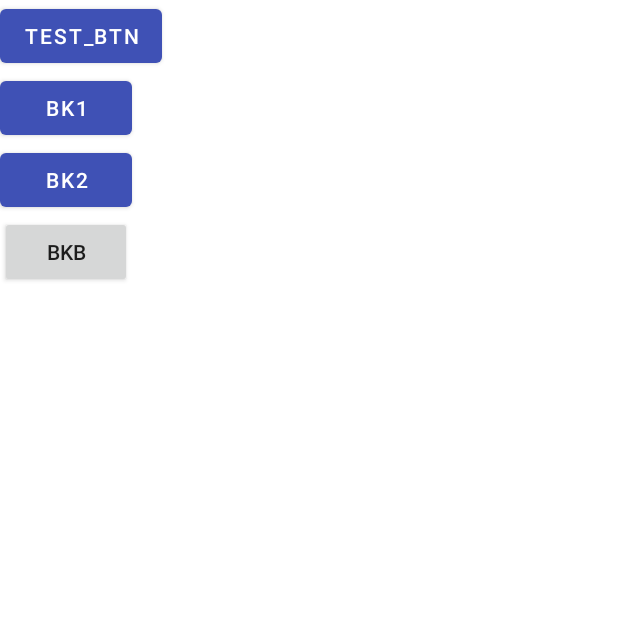
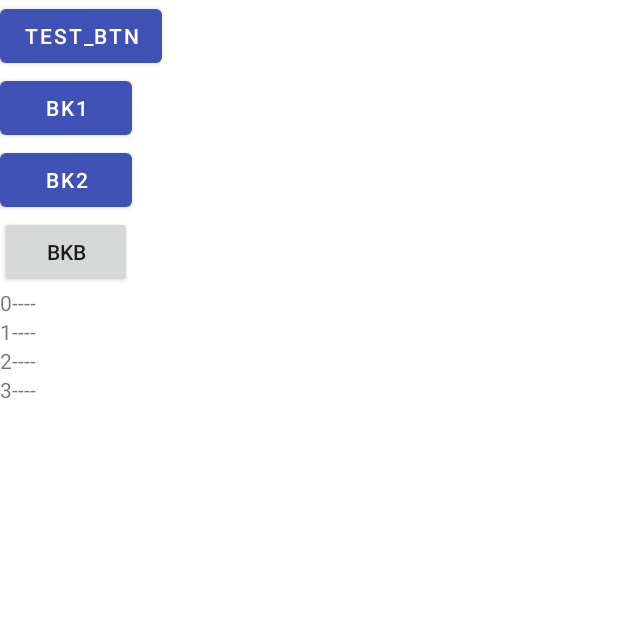
Before and after one commit to damengzai/android_test, an Android app: the ButterKnifeActivity screen opened directly, with no data from a screen before it, on a phone screen of 412 x 824 dp, the top half of it. Run offline under Robolectric (Android 15) with nearby library versions, the light colour scheme and no system bars; our stand-ins replace ButterKnife.

Commit message:
scrollview

```diff
--- a/MyApplication/app/src/main/java/com/example/ma/testapp/ButterKnifeActivity.java
+++ b/MyApplication/app/src/main/java/com/example/ma/testapp/ButterKnifeActivity.java
@@ -1,9 +1,18 @@
 package com.example.ma.testapp;
 
 import android.os.Bundle;
+import android.support.annotation.NonNull;
 import android.support.annotation.Nullable;
 import android.support.v7.app.AppCompatActivity;
+import android.support.v7.widget.LinearLayoutManager;
+import android.support.v7.widget.RecyclerView;
+import android.util.Log;
+import android.view.LayoutInflater;
+import android.view.View;
+import android.view.ViewGroup;
 import android.widget.Button;
+import android.widget.LinearLayout;
+import android.widget.TextView;
 import android.widget.Toast;
 
 import java.util.List;
@@ -23,8 +32,14 @@ public class ButterKnifeActivity extends AppCompatActivity {
     @BindView(R.id.btn_butterknife_toast)
     Button button;
 
+    @BindView(R.id.bkb_butterknife)
+    ButterKnifeButton bkb;
+
     @BindViews({R.id.btn_bk_1, R.id.btn_bk_2})
     List<Button> buttonList;
+
+    @BindView(R.id.rv)
+    RecyclerView rv;
 
     @BindString(R.string.fav)
     String fav;
@@ -33,7 +48,10 @@ public class ButterKnifeActivity extends AppCompatActivity {
         super.onCreate(savedInstanceState);
         setContentView(R.layout.activity_butterknife);
 
+//        ((LinearLayout)((ViewGroup)findViewById(android.R.id.content)).getChildAt(0)).addView(new ButterKnifeButton(this));
+
         ButterKnife.bind(this);
+        initData();
     }
 
     @OnClick(R.id.btn_butterknife_toast)
@@ -45,6 +63,43 @@ public class ButterKnifeActivity extends AppCompatActivity {
         Toast.makeText(this, "BKLong", Toast.LENGTH_LONG).show();
         return true;
     }
-//    @OnClick(R.id.bkb_butterknife)
+    @OnClick(R.id.bkb_butterknife)
+    void onClick(){
+        Log.d("------", "onClick:------bkbkbkb ");
+    }
 
+    private void initData(){
+        LinearLayoutManager lm = new LinearLayoutManager(this);
+        lm.setOrientation(LinearLayoutManager.VERTICAL);
+        rv.setLayoutManager(lm);
+        rv.setAdapter(new RVAdapter());
+    }
+    class RVAdapter extends RecyclerView.Adapter<RVAdapter.MyHolder>{
+
+        @NonNull
+        @Override
+        public MyHolder onCreateViewHolder(@NonNull ViewGroup viewGroup, int i) {
+            MyHolder holder = new MyHolder(LayoutInflater.from(ButterKnifeActivity.this).inflate(R.layout.rv_item, null, false));
+            return holder;
+        }
+
+        @Override
+        public void onBindViewHolder(@NonNull MyHolder myHolder, int i) {
+            myHolder.tv.setText(i+"----");
+        }
+
+        @Override
+        public int getItemCount() {
+            return 4;
+        }
+
+        class MyHolder extends RecyclerView.ViewHolder{
+            @BindView(R.id.rv_tv)
+            TextView tv;
+            public MyHolder(@NonNull View itemView) {
+                super(itemView);
+                ButterKnife.bind(this,itemView);
+            }
+        }
+    }
 }
--- a/MyApplication/app/src/main/java/com/example/ma/testapp/ButterKnifeButton.java
+++ b/MyApplication/app/src/main/java/com/example/ma/testapp/ButterKnifeButton.java
@@ -15,6 +15,12 @@ import butterknife.OnClick;
  */
 
 public class ButterKnifeButton extends Button {
+    @OnClick
+    public void onClick(){
+        Toast.makeText(getContext(), "BKB", Toast.LENGTH_LONG).show();
+        Log.d("------", "onClick: -------ButterKnifeButton");
+    }
+
     public ButterKnifeButton(Context context) {
         super(context);
     }
@@ -27,9 +33,5 @@ public class ButterKnifeButton extends Button {
         super(context, attrs, defStyleAttr);
     }
 
-    @OnClick
-    public void onClick(){
-        Toast.makeText(getContext(), "BKB", Toast.LENGTH_LONG).show();
-        Log.d("------", "onClick: -------ButterKnifeButton");
-    }
+
 }
--- a/MyApplication/app/src/main/res/layout/activity_butterknife.xml
+++ b/MyApplication/app/src/main/res/layout/activity_butterknife.xml
@@ -23,4 +23,8 @@
         android:layout_width="wrap_content"
         android:layout_height="wrap_content"
         android:text="BKB"/>
+    <android.support.v7.widget.RecyclerView
+        android:id="@+id/rv"
+        android:layout_width="wrap_content"
+        android:layout_height="wrap_content"/>
 </LinearLayout>
--- a/MyApplication/app/src/main/res/layout/layout_main.xml
+++ b/MyApplication/app/src/main/res/layout/layout_main.xml
@@ -1,5 +1,9 @@
 <?xml version="1.0" encoding="utf-8"?>
-<LinearLayout xmlns:android="http://schemas.android.com/apk/res/android"
+<ScrollView xmlns:android="http://schemas.android.com/apk/res/android"
+    android:layout_width="match_parent"
+    android:layout_height="match_parent">
+
+    <LinearLayout
         android:layout_width="match_parent"
         android:layout_height="match_parent"
         android:orientation="vertical">
@@ -80,20 +84,24 @@
             android:layout_width="wrap_content"
             android:layout_height="wrap_content"
             android:text="Glide" />
+
         <Button
             android:id="@+id/stick_top_view"
             android:layout_width="wrap_content"
             android:layout_height="wrap_content"
-        android:text="stick_top_view"/>
+            android:text="stick_top_view" />
+
         <Button
             android:id="@+id/btn_to_wv"
             android:layout_width="wrap_content"
             android:layout_height="wrap_content"
-        android:text="webview"/>
+            android:text="webview" />
+
         <Button
             android:id="@+id/btn_to_butterKnife"
             android:layout_width="wrap_content"
             android:layout_height="wrap_content"
-        android:text="ButterKnife"/>
+            android:text="ButterKnife" />
 
     </LinearLayout>
+</ScrollView>
--- /dev/null
+++ b/MyApplication/app/src/main/res/layout/rv_item.xml
@@ -0,0 +1,10 @@
+<?xml version="1.0" encoding="utf-8"?>
+<LinearLayout xmlns:android="http://schemas.android.com/apk/res/android"
+    android:layout_width="match_parent"
+    android:layout_height="match_parent"
+    android:orientation="vertical">
+    <TextView
+        android:id="@+id/rv_tv"
+        android:layout_width="wrap_content"
+        android:layout_height="wrap_content" />
+</LinearLayout>
```
Also changed, not shown: MyApplication/gradle/wrapper/gradle-wrapper.properties. Lines whose indentation alone changed are shown as unchanged.
